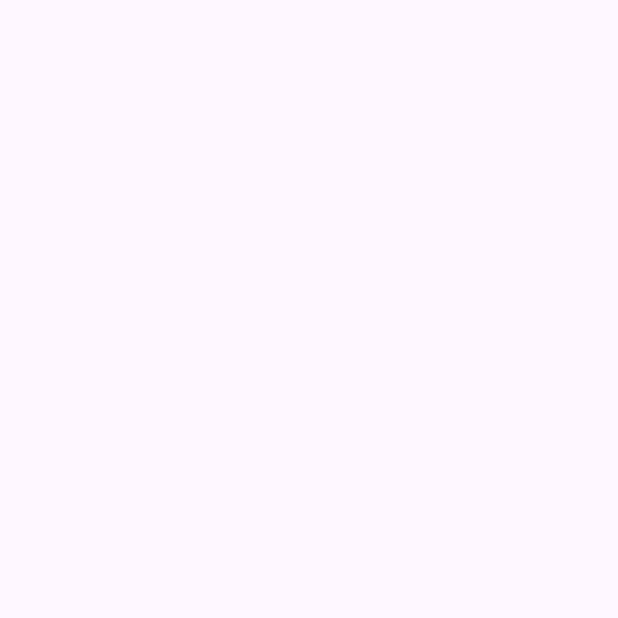
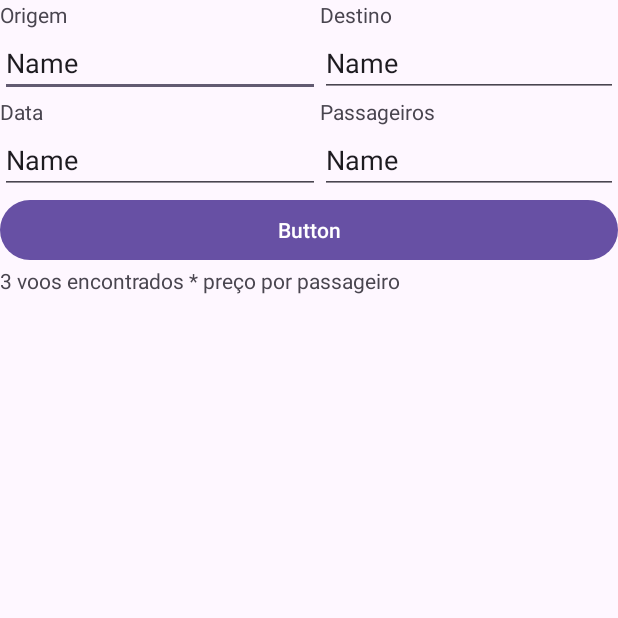
Before and after one commit to andren3x/SkySync_Mobile, an Android app: the PesquisaActivity screen opened directly, with no data from a screen before it, on a phone screen of 412 x 824 dp, the top half of it. Before the commit the part shown is empty. Run offline under Robolectric (Android 15) with nearby library versions, the phone set to English and light mode, and no system bars.

Commit message:
inicio do activity_pesquisa.xml

```diff
--- a/app/src/main/res/layout/activity_pesquisa.xml
+++ b/app/src/main/res/layout/activity_pesquisa.xml
@@ -1,10 +1,99 @@
 <?xml version="1.0" encoding="utf-8"?>
-<androidx.constraintlayout.widget.ConstraintLayout xmlns:android="http://schemas.android.com/apk/res/android"
+<LinearLayout xmlns:android="http://schemas.android.com/apk/res/android"
     xmlns:app="http://schemas.android.com/apk/res-auto"
     xmlns:tools="http://schemas.android.com/tools"
     android:id="@+id/main"
     android:layout_width="match_parent"
     android:layout_height="match_parent"
-    tools:context=".PesquisaActivity">
+    tools:context=".PesquisaActivity"
+    android:orientation="vertical">
 
-</androidx.constraintlayout.widget.ConstraintLayout>
+    <LinearLayout
+        android:layout_width="match_parent"
+        android:layout_height="wrap_content"
+        android:orientation="horizontal">
+
+        <LinearLayout
+            android:layout_width="wrap_content"
+            android:layout_height="match_parent"
+            android:orientation="vertical">
+
+            <TextView
+                android:id="@+id/textView7"
+                android:layout_width="match_parent"
+                android:layout_height="wrap_content"
+                android:text="Origem" />
+
+            <EditText
+                android:id="@+id/editTextText5"
+                android:layout_width="match_parent"
+                android:layout_height="wrap_content"
+                android:ems="10"
+                android:inputType="text"
+                android:text="Name" />
+
+            <TextView
+                android:id="@+id/textView8"
+                android:layout_width="match_parent"
+                android:layout_height="wrap_content"
+                android:text="Data" />
+
+            <EditText
+                android:id="@+id/editTextText6"
+                android:layout_width="match_parent"
+                android:layout_height="wrap_content"
+                android:ems="10"
+                android:inputType="text"
+                android:text="Name" />
+        </LinearLayout>
+
+        <LinearLayout
+            android:layout_width="wrap_content"
+            android:layout_height="match_parent"
+            android:orientation="vertical">
+
+            <TextView
+                android:id="@+id/textView9"
+                android:layout_width="match_parent"
+                android:layout_height="wrap_content"
+                android:text="Destino" />
+
+            <EditText
+                android:id="@+id/editTextText7"
+                android:layout_width="match_parent"
+                android:layout_height="wrap_content"
+                android:ems="10"
+                android:inputType="text"
+                android:text="Name" />
+
+            <TextView
+                android:id="@+id/textView10"
+                android:layout_width="match_parent"
+                android:layout_height="wrap_content"
+                android:text="Passageiros" />
+
+            <EditText
+                android:id="@+id/editTextText8"
+                android:layout_width="match_parent"
+                android:layout_height="wrap_content"
+                android:ems="10"
+                android:inputType="text"
+                android:text="Name" />
+        </LinearLayout>
+
+    </LinearLayout>
+
+    <Button
+        android:id="@+id/button2"
+        android:layout_width="match_parent"
+        android:layout_height="wrap_content"
+        android:text="Button" />
+
+    <TextView
+        android:id="@+id/textView11"
+        android:layout_width="match_parent"
+        android:layout_height="wrap_content"
+        android:text="3 voos encontrados * preço por passageiro" />
+
+
+</LinearLayout>
```
